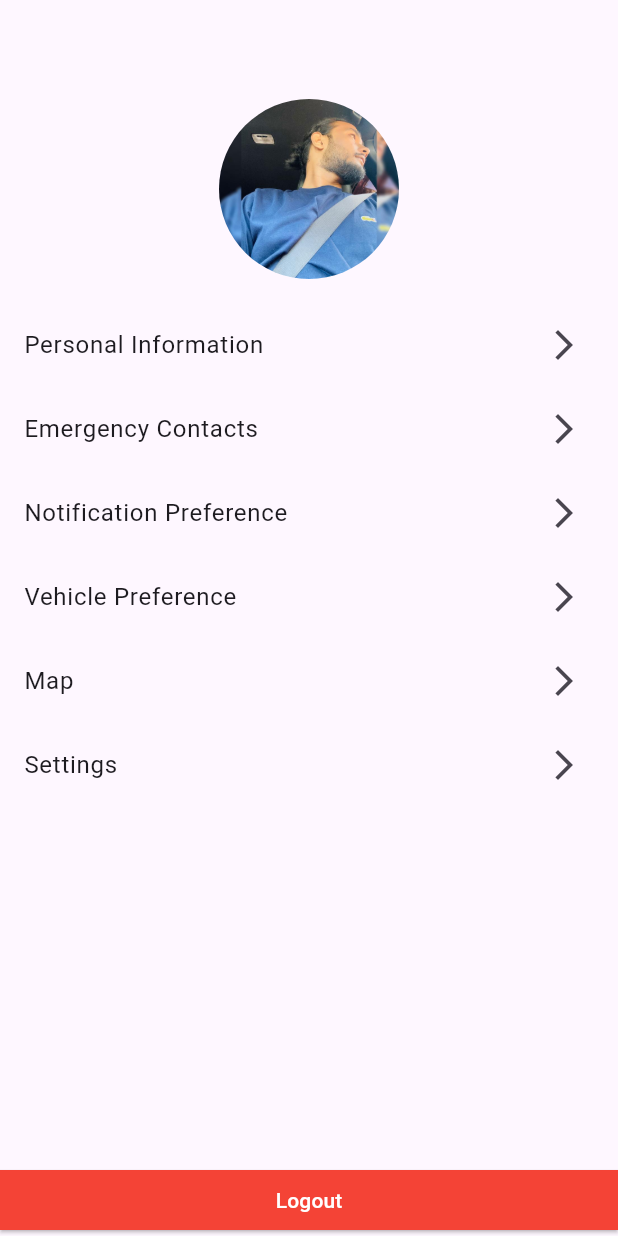
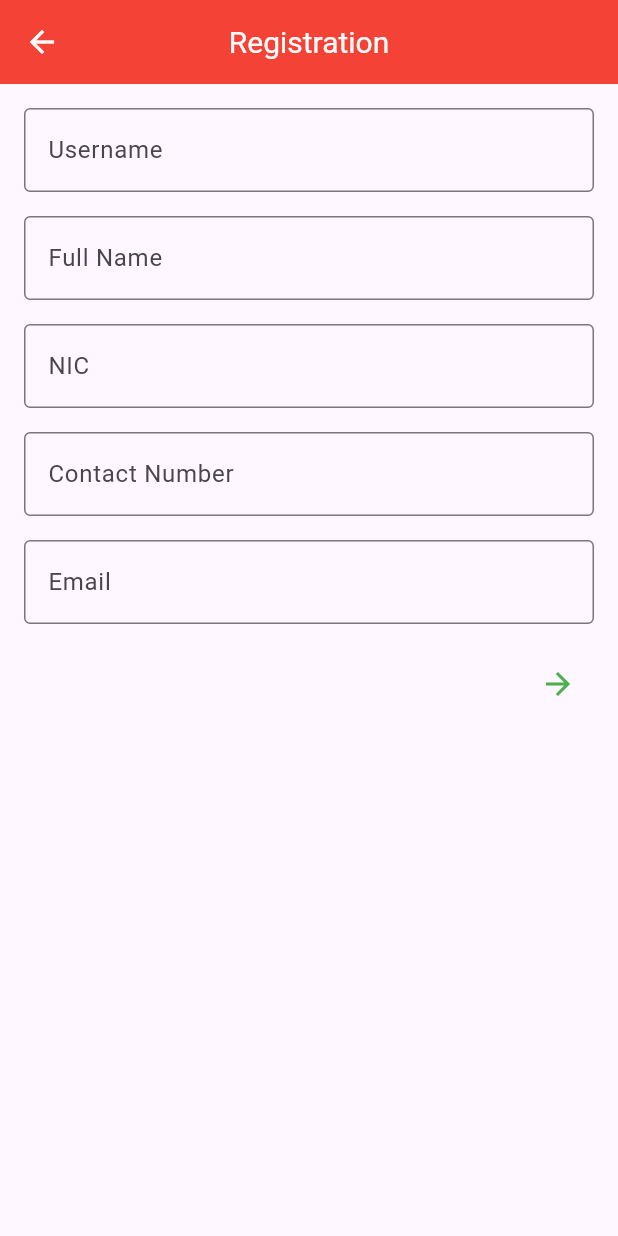
Before and after one commit to ThimiraSadeesha/Accident-Detection-Mobile-App, a Flutter app: the ProfileScreen screen opened directly, after a tap on "Personal Information", on a phone screen of 412 x 824 dp. Run offline on Flutter 3.47's test engine with Material 3 defaults, Android fonts, the phone set to English and light mode, and no system bars; our stand-ins replace dio, fl_chart, fluttertoast, geolocator, google_maps_flutter.

Commit message:
create user reg ui

```diff
--- /dev/null
+++ b/lib/interface/user.entity.dart
@@ -0,0 +1,43 @@
+class User {
+  String userName;
+  String fullName;
+  String nic;
+  String contactNumber;
+  String email;
+  String gender;
+  String address;
+  String city;
+  String district;
+  String province;
+  String userPassword;
+
+  User({
+    required this.userName,
+    required this.fullName,
+    required this.nic,
+    required this.contactNumber,
+    required this.email,
+    required this.gender,
+    required this.address,
+    required this.city,
+    required this.district,
+    required this.province,
+    required this.userPassword,
+  });
+
+  Map<String, dynamic> toJson() {
+    return {
+      'userName': userName,
+      'fullName': fullName,
+      'nic': nic,
+      'contactNumber': contactNumber,
+      'email': email,
+      'gender': gender,
+      'address': address,
+      'city': city,
+      'district': district,
+      'province': province,
+      'userPassword': userPassword,
+    };
+  }
+}
--- a/lib/screens/dashboard/home/profile_screen.dart
+++ b/lib/screens/dashboard/home/profile_screen.dart
@@ -2,6 +2,7 @@ import 'package:accident_detection_app/screens/menu/notification.dart';
 import 'package:accident_detection_app/screens/menu/vehicle_info_screen.dart';
 import 'package:flutter/material.dart';
 import '../../menu/emergencyContact.dart';
+import '../../user/user-registration.dart';
 
 class ProfileScreen extends StatelessWidget {
   const ProfileScreen({Key? key}) : super(key: key);
@@ -14,7 +15,7 @@ class ProfileScreen extends StatelessWidget {
           Column(
             crossAxisAlignment: CrossAxisAlignment.stretch,
             children: [
-              const SizedBox(height: 50), // Adjusted this to be inside the Column
+              const SizedBox(height: 50),
               Padding(
                 padding: const EdgeInsets.all(16.0),
                 child: _buildProfileImage(),
@@ -43,10 +44,12 @@ class ProfileScreen extends StatelessWidget {
       title: Text(title),
       trailing: const Icon(Icons.arrow_forward_ios),
       onTap: () {
-        // Add your logic here for handling button taps
         switch (title) {
           case 'Personal Information':
-          // Navigate to the personal information screen
+            Navigator.push(
+              context,
+              MaterialPageRoute(builder: (context) =>  RegistrationScreen()),
+            );
             break;
           case 'Emergency Contacts':
             Navigator.push(
--- /dev/null
+++ b/lib/screens/user/user-registration.dart
@@ -0,0 +1,357 @@
+import 'package:flutter/material.dart';
+import 'package:fluttertoast/fluttertoast.dart';
+
+class RegistrationScreen extends StatefulWidget {
+  @override
+  _RegistrationScreenState createState() => _RegistrationScreenState();
+}
+
+class _RegistrationScreenState extends State<RegistrationScreen> {
+  final _formKey = GlobalKey<FormState>();
+  final _pageController = PageController();
+
+  final _userNameController = TextEditingController();
+  final _fullNameController = TextEditingController();
+  final _nicController = TextEditingController();
+  final _contactNumberController = TextEditingController();
+  final _emailController = TextEditingController();
+  final _genderController = TextEditingController();
+  final _addressController = TextEditingController();
+  final _cityController = TextEditingController();
+  final _districtController = TextEditingController();
+  final _provinceController = TextEditingController();
+  final _userPasswordController = TextEditingController();
+
+  @override
+  void dispose() {
+    _userNameController.dispose();
+    _fullNameController.dispose();
+    _nicController.dispose();
+    _contactNumberController.dispose();
+    _emailController.dispose();
+    _genderController.dispose();
+    _addressController.dispose();
+    _cityController.dispose();
+    _districtController.dispose();
+    _provinceController.dispose();
+    _userPasswordController.dispose();
+    _pageController.dispose();
+    super.dispose();
+  }
+
+  void _submitForm() async {
+    if (_formKey.currentState!.validate()) {
+      final user = {
+        'userName': _userNameController.text,
+        'fullName': _fullNameController.text,
+        'nic': _nicController.text,
+        'contactNumber': _contactNumberController.text,
+        'email': _emailController.text,
+        'gender': _genderController.text,
+        'address': _addressController.text,
+        'city': _cityController.text,
+        'district': _districtController.text,
+        'province': _provinceController.text,
+        'userPassword': _userPasswordController.text,
+      };
+
+      try {
+        // Dio dio = Dio();
+        // Response response = await dio.post(
+        //   'http://your-server-url/register',
+        //   data: user,
+        //   options: Options(
+        //     headers: {
+        //       'Content-Type': 'application/json',
+        //     },
+        //   ),
+        // );
+
+        Fluttertoast.showToast(
+          msg: 'User registered successfully',
+          toastLength: Toast.LENGTH_SHORT,
+          gravity: ToastGravity.BOTTOM,
+          backgroundColor: Colors.green,
+          textColor: Colors.white,
+          fontSize: 16.0,
+        );
+
+        // print('Response data: ${response.data}');
+      } catch (e) {
+        print('Error sending data: $e');
+      }
+      _formKey.currentState!.reset();
+    }
+  }
+
+  @override
+  Widget build(BuildContext context) {
+    return Scaffold(
+      appBar: AppBar(
+        leading: IconButton(
+          icon: const Icon(
+            Icons.arrow_back,
+            color: Colors.white,
+          ),
+          onPressed: () {
+            Navigator.of(context).pop();
+          },
+        ),
+        backgroundColor: Colors.red,
+        title: const Text(
+          'Registration',
+          style: TextStyle(
+            color: Colors.white,
+            fontSize: 20,
+          ),
+        ),
+        centerTitle: true,
+      ),
+      body: PageView(
+        controller: _pageController,
+        physics: const NeverScrollableScrollPhysics(),
+        children: [
+          _buildStep1(),
+          _buildStep2(),
+        ],
+      ),
+    );
+  }
+
+  Widget _buildStep1() {
+    return Padding(
+      padding: const EdgeInsets.all(16.0),
+      child: Form(
+        key: _formKey,
+        child: SingleChildScrollView(
+          child: Column(
+            crossAxisAlignment: CrossAxisAlignment.stretch,
+            children: [
+              TextFormField(
+                controller: _userNameController,
+                decoration: InputDecoration(
+                  labelText: 'Username',
+                  border: OutlineInputBorder(),
+                ),
+                validator: (value) {
+                  if (value == null || value.isEmpty) {
+                    return 'Please enter your username';
+                  }
+                  return null;
+                },
+              ),
+              SizedBox(height: 16),
+              TextFormField(
+                controller: _fullNameController,
+                decoration: InputDecoration(
+                  labelText: 'Full Name',
+                  border: OutlineInputBorder(),
+                ),
+                validator: (value) {
+                  if (value == null || value.isEmpty) {
+                    return 'Please enter your full name';
+                  }
+                  return null;
+                },
+              ),
+              SizedBox(height: 16),
+              TextFormField(
+                controller: _nicController,
+                decoration: InputDecoration(
+                  labelText: 'NIC',
+                  border: OutlineInputBorder(),
+                ),
+                validator: (value) {
+                  if (value == null || value.isEmpty) {
+                    return 'Please enter your NIC';
+                  }
+                  return null;
+                },
+              ),
+              SizedBox(height: 16),
+              TextFormField(
+                controller: _contactNumberController,
+                decoration: InputDecoration(
+                  labelText: 'Contact Number',
+                  border: OutlineInputBorder(),
+                ),
+                validator: (value) {
+                  if (value == null || value.isEmpty) {
+                    return 'Please enter your contact number';
+                  }
+                  return null;
+                },
+              ),
+              SizedBox(height: 16),
+              TextFormField(
+                controller: _emailController,
+                decoration: InputDecoration(
+                  labelText: 'Email',
+                  border: OutlineInputBorder(),
+                ),
+                validator: (value) {
+                  if (value == null || value.isEmpty || !value.contains('@')) {
+                    return 'Please enter a valid email';
+                  }
+                  return null;
+                },
+              ),
+              SizedBox(height: 16),
+              Row(
+                mainAxisAlignment: MainAxisAlignment.end,
+                children: [
+                  IconButton(
+                    icon: Icon(Icons.arrow_forward, color: Colors.green),
+                    onPressed: () {
+                      if (_formKey.currentState!.validate()) {
+                        _pageController.nextPage(
+                          duration: Duration(milliseconds: 300),
+                          curve: Curves.easeInOut,
+                        );
+                      }
+                    },
+                  ),
+                ],
+              ),
+            ],
+          ),
+        ),
+      ),
+    );
+  }
+
+  Widget _buildStep2() {
+    return Padding(
+      padding: const EdgeInsets.all(16.0),
+      child: Form(
+        key: _formKey,
+        child: SingleChildScrollView(
+          child: Column(
+            crossAxisAlignment: CrossAxisAlignment.stretch,
+            children: [
+              TextFormField(
+                controller: _genderController,
+                decoration: InputDecoration(
+                  labelText: 'Gender',
+                  border: OutlineInputBorder(),
+                ),
+                validator: (value) {
+                  if (value == null || value.isEmpty) {
+                    return 'Please enter your gender';
+                  }
+                  return null;
+                },
+              ),
+              SizedBox(height: 16),
+              TextFormField(
+                controller: _addressController,
+                decoration: InputDecoration(
+                  labelText: 'Address',
+                  border: OutlineInputBorder(),
+                ),
+                validator: (value) {
+                  if (value == null || value.isEmpty) {
+                    return 'Please enter your address';
+                  }
+                  return null;
+                },
+              ),
+              SizedBox(height: 16),
+              TextFormField(
+                controller: _cityController,
+                decoration: InputDecoration(
+                  labelText: 'City',
+                  border: OutlineInputBorder(),
+                ),
+                validator: (value) {
+                  if (value == null || value.isEmpty) {
+                    return 'Please enter your city';
+                  }
+                  return null;
+                },
+              ),
+              SizedBox(height: 16),
+              TextFormField(
+                controller: _districtController,
+                decoration: InputDecoration(
+                  labelText: 'District',
+                  border: OutlineInputBorder(),
+                ),
+                validator: (value) {
+                  if (value == null || value.isEmpty) {
+                    return 'Please enter your district';
+                  }
+                  return null;
+                },
+              ),
+              SizedBox(height: 16),
+              TextFormField(
+                controller: _provinceController,
+                decoration: InputDecoration(
+                  labelText: 'Province',
+                  border: OutlineInputBorder(),
+                ),
+                validator: (value) {
+                  if (value == null || value.isEmpty) {
+                    return 'Please enter your province';
+                  }
+                  return null;
+                },
+              ),
+              SizedBox(height: 16),
+              TextFormField(
+                controller: _userPasswordController,
+                decoration: InputDecoration(
+                  labelText: 'Password',
+                  border: OutlineInputBorder(),
+                ),
+                obscureText: true,
+                validator: (value) {
+                  if (value == null || value.isEmpty) {
+                    return 'Please enter your password';
+                  }
+                  return null;
+                },
+              ),
+              SizedBox(height: 32),
+              Row(
+                children: [
+                  Expanded(
+                    child: ElevatedButton(
+                      onPressed: () {
+                        _pageController.previousPage(
+                          duration: Duration(milliseconds: 300),
+                          curve: Curves.easeInOut,
+                        );
+                      },
+                      style: ElevatedButton.styleFrom(
+                        backgroundColor: Colors.red,
+                        shape: RoundedRectangleBorder(
+                          borderRadius: BorderRadius.circular(5.0),
+                        ),
+                      ),
+                      child: Text('Back'),
+                    ),
+                  ),
+                  SizedBox(width: 16),
+                  Expanded(
+                    child: ElevatedButton(
+                      onPressed: _submitForm,
+                      style: ElevatedButton.styleFrom(
+                        backgroundColor: Colors.green,
+                        shape: RoundedRectangleBorder(
+                          borderRadius: BorderRadius.circular(5.0),
+                        ),
+                      ),
+                      child: Text('Register'),
+                    ),
+                  ),
+                ],
+              ),
+            ],
+          ),
+        ),
+      ),
+    );
+  }
+}
```
